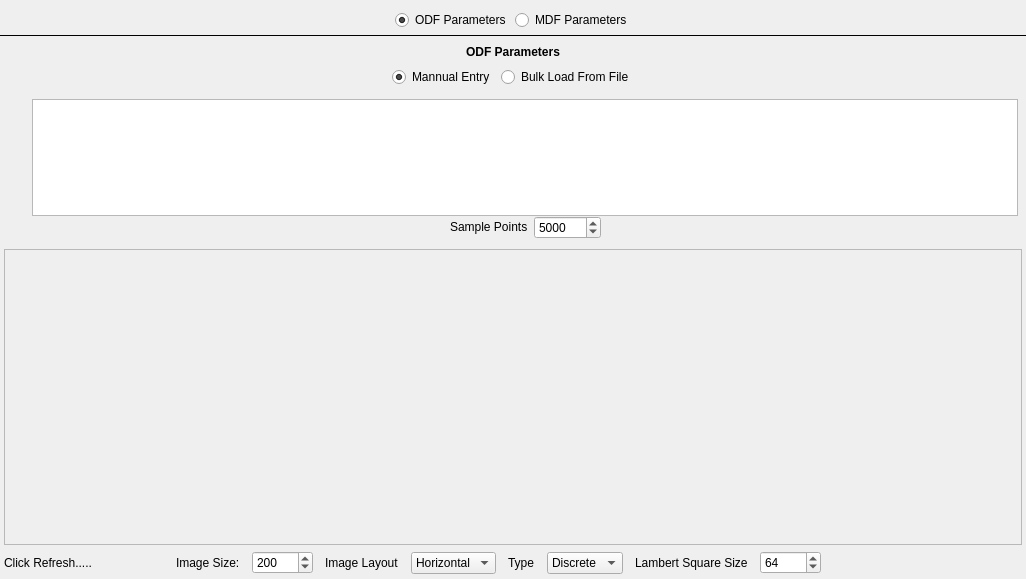
Qt form Source/Plugins/SyntheticBuilding/Gui/Widgets/UI_Files/StatsGenAxisODFWidget.ui (BlueQuartzSoftware/DREAM3D) before a commit.
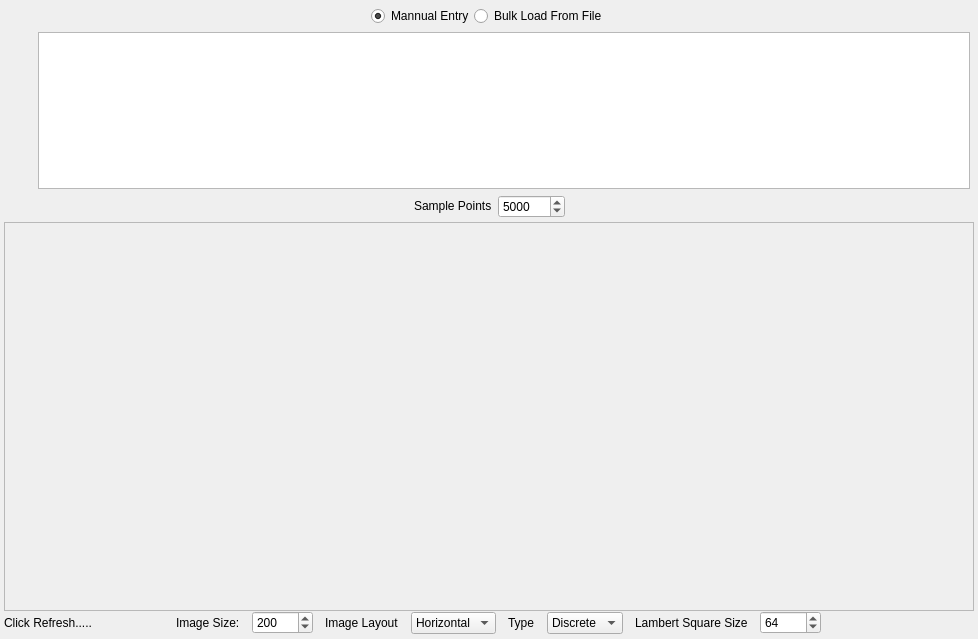
The same form after that commit. Icons and pictures are not drawn. Custom widgets are drawn as their Qt base class.

Commit message:
Redesign the StatsGenerator UI to use improved Tab layouts.
This redesign attempts to create a better UX by styling the tabs into a button
row instead of tabs within tabs. This allows the plots to be larger and more
visible.

Diff of the .ui file:
```diff
--- a/Source/Plugins/SyntheticBuilding/Gui/Widgets/UI_Files/StatsGenAxisODFWidget.ui
+++ b/Source/Plugins/SyntheticBuilding/Gui/Widgets/UI_Files/StatsGenAxisODFWidget.ui
@@ -6,8 +6,8 @@
    <rect>
     <x>0</x>
     <y>0</y>
-    <width>1026</width>
-    <height>579</height>
+    <width>978</width>
+    <height>639</height>
    </rect>
   </property>
   <property name="windowTitle">
@@ -15,86 +15,11 @@
   </property>
   <layout class="QGridLayout" name="gridLayout_2">
    <property name="leftMargin">
-    <number>0</number>
-   </property>
-   <property name="topMargin">
-    <number>0</number>
-   </property>
-   <property name="rightMargin">
-    <number>0</number>
-   </property>
-   <property name="bottomMargin">
-    <number>0</number>
-   </property>
-   <property name="spacing">
     <number>4</number>
    </property>
-   <item row="1" column="0">
-    <layout class="QHBoxLayout" name="horizontalLayout_4">
      <property name="topMargin">
-      <number>10</number>
-     </property>
-     <item>
-      <spacer name="horizontalSpacer_5">
-       <property name="orientation">
-        <enum>Qt::Horizontal</enum>
-       </property>
-       <property name="sizeHint" stdset="0">
-        <size>
-         <width>40</width>
-         <height>20</height>
-        </size>
-       </property>
-      </spacer>
-     </item>
-     <item>
-      <widget class="QRadioButton" name="m_ODFParametersBtn">
-       <property name="text">
-        <string>ODF Parameters</string>
-       </property>
-       <property name="checked">
-        <bool>true</bool>
-       </property>
-      </widget>
-     </item>
-     <item>
-      <widget class="QRadioButton" name="m_MDFParametersBtn">
-       <property name="text">
-        <string>MDF Parameters</string>
-       </property>
-      </widget>
-     </item>
-     <item>
-      <spacer name="horizontalSpacer_7">
-       <property name="orientation">
-        <enum>Qt::Horizontal</enum>
-       </property>
-       <property name="sizeHint" stdset="0">
-        <size>
-         <width>40</width>
-         <height>20</height>
-        </size>
-       </property>
-      </spacer>
-     </item>
-    </layout>
-   </item>
-   <item row="3" column="0" rowspan="2">
-    <widget class="QStackedWidget" name="stackedWidget">
-     <property name="frameShape">
-      <enum>QFrame::NoFrame</enum>
-     </property>
-     <property name="currentIndex">
-      <number>0</number>
-     </property>
-     <widget class="QWidget" name="page">
-      <layout class="QGridLayout" name="gridLayout_5">
-       <property name="leftMargin">
         <number>4</number>
        </property>
-       <property name="topMargin">
-        <number>4</number>
-       </property>
        <property name="rightMargin">
         <number>4</number>
        </property>
@@ -102,313 +27,9 @@
         <number>4</number>
        </property>
        <property name="spacing">
-        <number>6</number>
-       </property>
-       <item row="4" column="0" colspan="2">
-        <widget class="QScrollArea" name="m_PFScrollArea">
-         <property name="sizePolicy">
-          <sizepolicy hsizetype="Expanding" vsizetype="Expanding">
-           <horstretch>0</horstretch>
-           <verstretch>2</verstretch>
-          </sizepolicy>
-         </property>
-         <property name="minimumSize">
-          <size>
-           <width>0</width>
-           <height>0</height>
-          </size>
-         </property>
-         <property name="widgetResizable">
-          <bool>true</bool>
-         </property>
-         <widget class="QWidget" name="scrollAreaWidgetContents">
-          <property name="geometry">
-           <rect>
-            <x>0</x>
-            <y>0</y>
-            <width>1016</width>
-            <height>144</height>
-           </rect>
-          </property>
-          <property name="sizePolicy">
-           <sizepolicy hsizetype="Preferred" vsizetype="Expanding">
-            <horstretch>0</horstretch>
-            <verstretch>0</verstretch>
-           </sizepolicy>
-          </property>
-          <property name="maximumSize">
-           <size>
-            <width>16777215</width>
-            <height>16777215</height>
-           </size>
-          </property>
-          <layout class="QVBoxLayout" name="verticalLayout_2">
-           <property name="spacing">
             <number>0</number>
            </property>
-           <property name="leftMargin">
-            <number>0</number>
-           </property>
-           <property name="topMargin">
-            <number>0</number>
-           </property>
-           <property name="rightMargin">
-            <number>0</number>
-           </property>
-           <property name="bottomMargin">
-            <number>0</number>
-           </property>
-           <item>
-            <widget class="QLabel" name="m_PoleFigureLabel">
-             <property name="sizePolicy">
-              <sizepolicy hsizetype="Preferred" vsizetype="Preferred">
-               <horstretch>0</horstretch>
-               <verstretch>2</verstretch>
-              </sizepolicy>
-             </property>
-             <property name="text">
-              <string/>
-             </property>
-            </widget>
-           </item>
-          </layout>
-         </widget>
-        </widget>
-       </item>
-       <item row="5" column="0" colspan="2">
-        <layout class="QGridLayout" name="gridLayout_4">
-         <property name="horizontalSpacing">
-          <number>12</number>
-         </property>
-         <item row="0" column="6">
-          <widget class="QComboBox" name="m_ImageLayoutCB">
-           <property name="currentIndex">
-            <number>0</number>
-           </property>
-           <item>
-            <property name="text">
-             <string>Horizontal</string>
-            </property>
-           </item>
-           <item>
-            <property name="text">
-             <string>Vertical</string>
-            </property>
-           </item>
-           <item>
-            <property name="text">
-             <string>Square</string>
-            </property>
-           </item>
-          </widget>
-         </item>
-         <item row="0" column="12">
-          <spacer name="horizontalSpacer_2">
-           <property name="orientation">
-            <enum>Qt::Horizontal</enum>
-           </property>
-           <property name="sizeHint" stdset="0">
-            <size>
-             <width>40</width>
-             <height>20</height>
-            </size>
-           </property>
-          </spacer>
-         </item>
-         <item row="0" column="1">
-          <widget class="SVIconPushButton" name="m_CalculateODFBtn">
-           <property name="sizePolicy">
-            <sizepolicy hsizetype="Fixed" vsizetype="Fixed">
-             <horstretch>0</horstretch>
-             <verstretch>0</verstretch>
-            </sizepolicy>
-           </property>
-           <property name="minimumSize">
-            <size>
-             <width>24</width>
-             <height>24</height>
-            </size>
-           </property>
-           <property name="maximumSize">
-            <size>
-             <width>24</width>
-             <height>24</height>
-            </size>
-           </property>
-           <property name="toolTip">
-            <string>Refresh Pole Figures</string>
-           </property>
-           <property name="text">
-            <string/>
-           </property>
-           <property name="icon">
-            <iconset resource="../../../../../../ExternalProjects/SIMPL/Resources/SIMPL.qrc">
-             <normaloff>:/SIMPL/icons/images/refresh.png</normaloff>:/SIMPL/icons/images/refresh.png</iconset>
-           </property>
-           <property name="iconSize">
-            <size>
-             <width>24</width>
-             <height>24</height>
-            </size>
-           </property>
-           <property name="autoDefault">
-            <bool>true</bool>
-           </property>
-           <property name="default">
-            <bool>false</bool>
-           </property>
-           <property name="flat">
-            <bool>true</bool>
-           </property>
-          </widget>
-         </item>
-         <item row="0" column="3">
-          <widget class="QLabel" name="label_5">
-           <property name="text">
-            <string>Image Size:</string>
-           </property>
-          </widget>
-         </item>
-         <item row="0" column="4">
-          <widget class="SVSpinBox" name="m_PFImageSize">
-           <property name="toolTip">
-            <string>Press the 'Refresh' button after making any edits to this value</string>
-           </property>
-           <property name="maximum">
-            <number>10000</number>
-           </property>
-           <property name="value">
-            <number>200</number>
-           </property>
-          </widget>
-         </item>
-         <item row="0" column="5">
-          <widget class="QLabel" name="label_8">
-           <property name="toolTip">
-            <string>Controls the size of the Modified Lambert Square that is used for interpolation of the angular data during the stereographic project generation. You should leave this at the default unless you really understand what you are doing.</string>
-           </property>
-           <property name="text">
-            <string>Image Layout</string>
-           </property>
-          </widget>
-         </item>
-         <item row="0" column="9">
-          <widget class="QLabel" name="m_PFLambertLabel">
-           <property name="toolTip">
-            <string>Controls the size of the Modified Lambert Square that is used for interpolation of the angular data during the stereographic project generation. You should leave this at the default unless you really understand what you are doing.</string>
-           </property>
-           <property name="text">
-            <string>Lambert Square Size</string>
-           </property>
-          </widget>
-         </item>
-         <item row="0" column="10">
-          <widget class="SVSpinBox" name="m_PFLambertSize">
-           <property name="maximum">
-            <number>10000</number>
-           </property>
-           <property name="value">
-            <number>64</number>
-           </property>
-          </widget>
-         </item>
-         <item row="0" column="2">
-          <widget class="SVIconPushButton" name="savePoleFigureImage">
-           <property name="sizePolicy">
-            <sizepolicy hsizetype="Fixed" vsizetype="Fixed">
-             <horstretch>0</horstretch>
-             <verstretch>0</verstretch>
-            </sizepolicy>
-           </property>
-           <property name="minimumSize">
-            <size>
-             <width>24</width>
-             <height>24</height>
-            </size>
-           </property>
-           <property name="maximumSize">
-            <size>
-             <width>24</width>
-             <height>24</height>
-            </size>
-           </property>
-           <property name="toolTip">
-            <string>Save Pole Figure</string>
-           </property>
-           <property name="text">
-            <string/>
-           </property>
-           <property name="icon">
-            <iconset resource="../../../../../../ExternalProjects/SIMPL/Resources/SIMPL.qrc">
-             <normaloff>:/SIMPL/icons/images/data-transfer-download.png</normaloff>:/SIMPL/icons/images/data-transfer-download.png</iconset>
-           </property>
-           <property name="iconSize">
-            <size>
-             <width>24</width>
-             <height>24</height>
-            </size>
-           </property>
-           <property name="flat">
-            <bool>true</bool>
-           </property>
-          </widget>
-         </item>
-         <item row="0" column="8">
-          <widget class="QComboBox" name="m_PFTypeCB">
-           <property name="currentIndex">
-            <number>0</number>
-           </property>
-           <item>
-            <property name="text">
-             <string>Discrete</string>
-            </property>
-           </item>
-           <item>
-            <property name="text">
-             <string>Lambert</string>
-            </property>
-           </item>
-          </widget>
-         </item>
-         <item row="0" column="7">
-          <widget class="QLabel" name="m_PFTypeLable">
-           <property name="toolTip">
-            <string>Controls the size of the Modified Lambert Square that is used for interpolation of the angular data during the stereographic project generation. You should leave this at the default unless you really understand what you are doing.</string>
-           </property>
-           <property name="text">
-            <string>Type</string>
-           </property>
-          </widget>
-         </item>
          <item row="0" column="0">
-          <widget class="QLabel" name="m_PFStatusLabel">
-           <property name="toolTip">
-            <string>Controls the size of the Modified Lambert Square that is used for interpolation of the angular data during the stereographic project generation. You should leave this at the default unless you really understand what you are doing.</string>
-           </property>
-           <property name="text">
-            <string>Click Refresh.....</string>
-           </property>
-          </widget>
-         </item>
-        </layout>
-       </item>
-       <item row="0" column="0" colspan="2">
-        <widget class="QLabel" name="label_2">
-         <property name="font">
-          <font>
-           <weight>75</weight>
-           <bold>true</bold>
-          </font>
-         </property>
-         <property name="text">
-          <string>ODF Parameters</string>
-         </property>
-         <property name="alignment">
-          <set>Qt::AlignCenter</set>
-         </property>
-        </widget>
-       </item>
-       <item row="2" column="0" colspan="2">
         <layout class="QHBoxLayout" name="horizontalLayout_7">
          <property name="leftMargin">
           <number>2</number>
@@ -467,7 +88,7 @@
          </item>
         </layout>
        </item>
-       <item row="3" column="0" colspan="2">
+   <item row="1" column="0">
         <widget class="QStackedWidget" name="m_WeightSpreadsStackedWidget">
          <property name="sizePolicy">
           <sizepolicy hsizetype="Preferred" vsizetype="Preferred">
@@ -496,7 +117,7 @@
             <number>4</number>
            </property>
            <property name="spacing">
-            <number>0</number>
+        <number>-1</number>
            </property>
            <item row="1" column="1">
             <widget class="QTableView" name="m_ODFTableView">
@@ -526,7 +147,112 @@
              </attribute>
             </widget>
            </item>
-           <item row="2" column="1">
+       <item row="1" column="0">
+        <layout class="QVBoxLayout" name="verticalLayout">
+         <property name="spacing">
+          <number>12</number>
+         </property>
+         <property name="leftMargin">
+          <number>0</number>
+         </property>
+         <item>
+          <widget class="SVIconPushButton" name="addODFTextureBtn">
+           <property name="sizePolicy">
+            <sizepolicy hsizetype="Fixed" vsizetype="Fixed">
+             <horstretch>0</horstretch>
+             <verstretch>0</verstretch>
+            </sizepolicy>
+           </property>
+           <property name="minimumSize">
+            <size>
+             <width>24</width>
+             <height>24</height>
+            </size>
+           </property>
+           <property name="maximumSize">
+            <size>
+             <width>24</width>
+             <height>24</height>
+            </size>
+           </property>
+           <property name="toolTip">
+            <string>Add Weight Value</string>
+           </property>
+           <property name="text">
+            <string/>
+           </property>
+           <property name="icon">
+            <iconset resource="../../../../../../ExternalProjects/SIMPL/Resources/SIMPL.qrc">
+             <normaloff>:/SIMPL/icons/images/add.png</normaloff>:/SIMPL/icons/images/add.png</iconset>
+           </property>
+           <property name="iconSize">
+            <size>
+             <width>24</width>
+             <height>24</height>
+            </size>
+           </property>
+           <property name="flat">
+            <bool>true</bool>
+           </property>
+          </widget>
+         </item>
+         <item>
+          <widget class="SVIconPushButton" name="deleteODFTextureBtn">
+           <property name="sizePolicy">
+            <sizepolicy hsizetype="Fixed" vsizetype="Fixed">
+             <horstretch>0</horstretch>
+             <verstretch>0</verstretch>
+            </sizepolicy>
+           </property>
+           <property name="minimumSize">
+            <size>
+             <width>24</width>
+             <height>24</height>
+            </size>
+           </property>
+           <property name="maximumSize">
+            <size>
+             <width>24</width>
+             <height>24</height>
+            </size>
+           </property>
+           <property name="toolTip">
+            <string>Delete Weight Value</string>
+           </property>
+           <property name="text">
+            <string/>
+           </property>
+           <property name="icon">
+            <iconset resource="../../../../../../ExternalProjects/SIMPL/Resources/SIMPL.qrc">
+             <normaloff>:/SIMPL/icons/images/delete_plain.png</normaloff>:/SIMPL/icons/images/delete_plain.png</iconset>
+           </property>
+           <property name="iconSize">
+            <size>
+             <width>24</width>
+             <height>24</height>
+            </size>
+           </property>
+           <property name="flat">
+            <bool>true</bool>
+           </property>
+          </widget>
+         </item>
+         <item>
+          <spacer name="verticalSpacer">
+           <property name="orientation">
+            <enum>Qt::Vertical</enum>
+           </property>
+           <property name="sizeHint" stdset="0">
+            <size>
+             <width>20</width>
+             <height>40</height>
+            </size>
+           </property>
+          </spacer>
+         </item>
+        </layout>
+       </item>
+       <item row="2" column="0" colspan="2">
             <layout class="QHBoxLayout" name="horizontalLayout_2">
              <property name="spacing">
               <number>6</number>
@@ -594,111 +320,6 @@
              </item>
             </layout>
            </item>
-           <item row="1" column="0" rowspan="2">
-            <layout class="QVBoxLayout" name="verticalLayout">
-             <property name="spacing">
-              <number>12</number>
-             </property>
-             <property name="leftMargin">
-              <number>0</number>
-             </property>
-             <item>
-              <widget class="SVIconPushButton" name="addODFTextureBtn">
-               <property name="sizePolicy">
-                <sizepolicy hsizetype="Fixed" vsizetype="Fixed">
-                 <horstretch>0</horstretch>
-                 <verstretch>0</verstretch>
-                </sizepolicy>
-               </property>
-               <property name="minimumSize">
-                <size>
-                 <width>24</width>
-                 <height>24</height>
-                </size>
-               </property>
-               <property name="maximumSize">
-                <size>
-                 <width>24</width>
-                 <height>24</height>
-                </size>
-               </property>
-               <property name="toolTip">
-                <string>Add Weight Value</string>
-               </property>
-               <property name="text">
-                <string/>
-               </property>
-               <property name="icon">
-                <iconset resource="../../../../../../ExternalProjects/SIMPL/Resources/SIMPL.qrc">
-                 <normaloff>:/SIMPL/icons/images/add.png</normaloff>:/SIMPL/icons/images/add.png</iconset>
-               </property>
-               <property name="iconSize">
-                <size>
-                 <width>24</width>
-                 <height>24</height>
-                </size>
-               </property>
-               <property name="flat">
-                <bool>true</bool>
-               </property>
-              </widget>
-             </item>
-             <item>
-              <widget class="SVIconPushButton" name="deleteODFTextureBtn">
-               <property name="sizePolicy">
-                <sizepolicy hsizetype="Fixed" vsizetype="Fixed">
-                 <horstretch>0</horstretch>
-                 <verstretch>0</verstretch>
-                </sizepolicy>
-               </property>
-               <property name="minimumSize">
-                <size>
-                 <width>24</width>
-                 <height>24</height>
-                </size>
-               </property>
-               <property name="maximumSize">
-                <size>
-                 <width>24</width>
-                 <height>24</height>
-                </size>
-               </property>
-               <property name="toolTip">
-                <string>Delete Weight Value</string>
-               </property>
-               <property name="text">
-                <string/>
-               </property>
-               <property name="icon">
-                <iconset resource="../../../../../../ExternalProjects/SIMPL/Resources/SIMPL.qrc">
-                 <normaloff>:/SIMPL/icons/images/delete_plain.png</normaloff>:/SIMPL/icons/images/delete_plain.png</iconset>
-               </property>
-               <property name="iconSize">
-                <size>
-                 <width>24</width>
-                 <height>24</height>
-                </size>
-               </property>
-               <property name="flat">
-                <bool>true</bool>
-               </property>
-              </widget>
-             </item>
-             <item>
-              <spacer name="verticalSpacer">
-               <property name="orientation">
-                <enum>Qt::Vertical</enum>
-               </property>
-               <property name="sizeHint" stdset="0">
-                <size>
-                 <width>20</width>
-                 <height>40</height>
-                </size>
-               </property>
-              </spacer>
-             </item>
-            </layout>
-           </item>
           </layout>
          </widget>
          <widget class="QWidget" name="weightSpreadBulkPage">
@@ -856,54 +477,70 @@
          </widget>
         </widget>
        </item>
-      </layout>
-     </widget>
-     <widget class="QWidget" name="page_2">
-      <layout class="QGridLayout" name="gridLayout_6">
+   <item row="2" column="0">
+    <widget class="QScrollArea" name="m_PFScrollArea">
+     <property name="sizePolicy">
+      <sizepolicy hsizetype="Expanding" vsizetype="Expanding">
+       <horstretch>0</horstretch>
+       <verstretch>2</verstretch>
+      </sizepolicy>
+     </property>
+     <property name="minimumSize">
+      <size>
+       <width>0</width>
+       <height>0</height>
+      </size>
+     </property>
+     <property name="widgetResizable">
+      <bool>true</bool>
+     </property>
+     <widget class="QWidget" name="scrollAreaWidgetContents">
+      <property name="geometry">
+       <rect>
+        <x>0</x>
+        <y>0</y>
+        <width>968</width>
+        <height>381</height>
+       </rect>
+      </property>
+      <property name="sizePolicy">
+       <sizepolicy hsizetype="Preferred" vsizetype="Expanding">
+        <horstretch>0</horstretch>
+        <verstretch>0</verstretch>
+       </sizepolicy>
+      </property>
+      <property name="maximumSize">
+       <size>
+        <width>16777215</width>
+        <height>16777215</height>
+       </size>
+      </property>
+      <layout class="QVBoxLayout" name="verticalLayout_2">
+       <property name="spacing">
+        <number>0</number>
+       </property>
        <property name="leftMargin">
-        <number>4</number>
+        <number>0</number>
        </property>
        <property name="topMargin">
-        <number>4</number>
+        <number>0</number>
        </property>
        <property name="rightMargin">
-        <number>4</number>
+        <number>0</number>
        </property>
        <property name="bottomMargin">
-        <number>4</number>
+        <number>0</number>
        </property>
-       <property name="spacing">
-        <number>4</number>
-       </property>
-       <item row="0" column="0">
-        <widget class="QLabel" name="label_6">
-         <property name="font">
-          <font>
-           <weight>75</weight>
-           <bold>true</bold>
-          </font>
-         </property>
-         <property name="text">
-          <string>MDF Parameters</string>
-         </property>
-         <property name="alignment">
-          <set>Qt::AlignCenter</set>
-         </property>
-        </widget>
-       </item>
-       <item row="1" column="0">
-        <widget class="StatsGenMDFWidget" name="m_MDFWidget" native="true">
+       <item>
+        <widget class="QLabel" name="m_PoleFigureLabel">
          <property name="sizePolicy">
-          <sizepolicy hsizetype="Expanding" vsizetype="Expanding">
+          <sizepolicy hsizetype="Preferred" vsizetype="Preferred">
            <horstretch>0</horstretch>
-           <verstretch>0</verstretch>
+           <verstretch>2</verstretch>
           </sizepolicy>
          </property>
-         <property name="minimumSize">
-          <size>
-           <width>60</width>
-           <height>0</height>
-          </size>
+         <property name="text">
+          <string/>
          </property>
         </widget>
        </item>
@@ -911,15 +548,222 @@
      </widget>
     </widget>
    </item>
-   <item row="2" column="0">
-    <widget class="Line" name="horizontalLine">
-     <property name="frameShadow">
-      <enum>QFrame::Plain</enum>
+   <item row="3" column="0">
+    <layout class="QGridLayout" name="gridLayout_4">
+     <property name="horizontalSpacing">
+      <number>12</number>
      </property>
+     <item row="0" column="6">
+      <widget class="QComboBox" name="m_ImageLayoutCB">
+       <property name="currentIndex">
+        <number>0</number>
+       </property>
+       <item>
+        <property name="text">
+         <string>Horizontal</string>
+        </property>
+       </item>
+       <item>
+        <property name="text">
+         <string>Vertical</string>
+        </property>
+       </item>
+       <item>
+        <property name="text">
+         <string>Square</string>
+        </property>
+       </item>
+      </widget>
+     </item>
+     <item row="0" column="12">
+      <spacer name="horizontalSpacer_2">
      <property name="orientation">
       <enum>Qt::Horizontal</enum>
      </property>
-    </widget>
+       <property name="sizeHint" stdset="0">
+        <size>
+         <width>40</width>
+         <height>20</height>
+        </size>
+       </property>
+      </spacer>
+     </item>
+     <item row="0" column="1">
+      <widget class="SVIconPushButton" name="m_CalculateODFBtn">
+       <property name="sizePolicy">
+        <sizepolicy hsizetype="Fixed" vsizetype="Fixed">
+         <horstretch>0</horstretch>
+         <verstretch>0</verstretch>
+        </sizepolicy>
+       </property>
+       <property name="minimumSize">
+        <size>
+         <width>24</width>
+         <height>24</height>
+        </size>
+       </property>
+       <property name="maximumSize">
+        <size>
+         <width>24</width>
+         <height>24</height>
+        </size>
+       </property>
+       <property name="toolTip">
+        <string>Refresh Pole Figures</string>
+       </property>
+       <property name="text">
+        <string/>
+       </property>
+       <property name="icon">
+        <iconset resource="../../../../../../ExternalProjects/SIMPL/Resources/SIMPL.qrc">
+         <normaloff>:/SIMPL/icons/images/refresh.png</normaloff>:/SIMPL/icons/images/refresh.png</iconset>
+       </property>
+       <property name="iconSize">
+        <size>
+         <width>24</width>
+         <height>24</height>
+        </size>
+       </property>
+       <property name="autoDefault">
+        <bool>true</bool>
+       </property>
+       <property name="default">
+        <bool>false</bool>
+       </property>
+       <property name="flat">
+        <bool>true</bool>
+       </property>
+      </widget>
+     </item>
+     <item row="0" column="3">
+      <widget class="QLabel" name="label_5">
+       <property name="text">
+        <string>Image Size:</string>
+       </property>
+      </widget>
+     </item>
+     <item row="0" column="4">
+      <widget class="SVSpinBox" name="m_PFImageSize">
+       <property name="toolTip">
+        <string>Press the 'Refresh' button after making any edits to this value</string>
+       </property>
+       <property name="maximum">
+        <number>10000</number>
+       </property>
+       <property name="value">
+        <number>200</number>
+       </property>
+      </widget>
+     </item>
+     <item row="0" column="5">
+      <widget class="QLabel" name="label_8">
+       <property name="toolTip">
+        <string>Controls the size of the Modified Lambert Square that is used for interpolation of the angular data during the stereographic project generation. You should leave this at the default unless you really understand what you are doing.</string>
+       </property>
+       <property name="text">
+        <string>Image Layout</string>
+       </property>
+      </widget>
+     </item>
+     <item row="0" column="9">
+      <widget class="QLabel" name="m_PFLambertLabel">
+       <property name="toolTip">
+        <string>Controls the size of the Modified Lambert Square that is used for interpolation of the angular data during the stereographic project generation. You should leave this at the default unless you really understand what you are doing.</string>
+       </property>
+       <property name="text">
+        <string>Lambert Square Size</string>
+       </property>
+      </widget>
+     </item>
+     <item row="0" column="10">
+      <widget class="SVSpinBox" name="m_PFLambertSize">
+       <property name="maximum">
+        <number>10000</number>
+       </property>
+       <property name="value">
+        <number>64</number>
+       </property>
+      </widget>
+     </item>
+     <item row="0" column="2">
+      <widget class="SVIconPushButton" name="savePoleFigureImage">
+       <property name="sizePolicy">
+        <sizepolicy hsizetype="Fixed" vsizetype="Fixed">
+         <horstretch>0</horstretch>
+         <verstretch>0</verstretch>
+        </sizepolicy>
+       </property>
+       <property name="minimumSize">
+        <size>
+         <width>24</width>
+         <height>24</height>
+        </size>
+       </property>
+       <property name="maximumSize">
+        <size>
+         <width>24</width>
+         <height>24</height>
+        </size>
+       </property>
+       <property name="toolTip">
+        <string>Save Pole Figure</string>
+       </property>
+       <property name="text">
+        <string/>
+       </property>
+       <property name="icon">
+        <iconset resource="../../../../../../ExternalProjects/SIMPL/Resources/SIMPL.qrc">
+         <normaloff>:/SIMPL/icons/images/data-transfer-download.png</normaloff>:/SIMPL/icons/images/data-transfer-download.png</iconset>
+       </property>
+       <property name="iconSize">
+        <size>
+         <width>24</width>
+         <height>24</height>
+        </size>
+       </property>
+       <property name="flat">
+        <bool>true</bool>
+       </property>
+      </widget>
+     </item>
+     <item row="0" column="8">
+      <widget class="QComboBox" name="m_PFTypeCB">
+       <property name="currentIndex">
+        <number>0</number>
+       </property>
+       <item>
+        <property name="text">
+         <string>Discrete</string>
+        </property>
+       </item>
+       <item>
+        <property name="text">
+         <string>Lambert</string>
+        </property>
+       </item>
+      </widget>
+     </item>
+     <item row="0" column="7">
+      <widget class="QLabel" name="m_PFTypeLable">
+       <property name="toolTip">
+        <string>Controls the size of the Modified Lambert Square that is used for interpolation of the angular data during the stereographic project generation. You should leave this at the default unless you really understand what you are doing.</string>
+       </property>
+       <property name="text">
+        <string>Type</string>
+       </property>
+      </widget>
+     </item>
+     <item row="0" column="0">
+      <widget class="QLabel" name="m_PFStatusLabel">
+       <property name="toolTip">
+        <string>Controls the size of the Modified Lambert Square that is used for interpolation of the angular data during the stereographic project generation. You should leave this at the default unless you really understand what you are doing.</string>
+       </property>
+       <property name="text">
+        <string>Click Refresh.....</string>
+       </property>
+      </widget>
+     </item>
+    </layout>
    </item>
   </layout>
  </widget>
@@ -939,12 +783,6 @@
    <extends>QLineEdit</extends>
    <header location="global">QtSFSDropLineEdit.h</header>
   </customwidget>
-  <customwidget>
-   <class>StatsGenMDFWidget</class>
-   <extends>QWidget</extends>
-   <header location="global">StatsGenMDFWidget.h</header>
-   <container>1</container>
-  </customwidget>
  </customwidgets>
  <resources>
   <include location="../../../../../../ExternalProjects/SIMPL/Resources/SIMPL.qrc"/>
```
Lines whose indentation alone changed are shown as unchanged. The commit also changes 38 other files.
